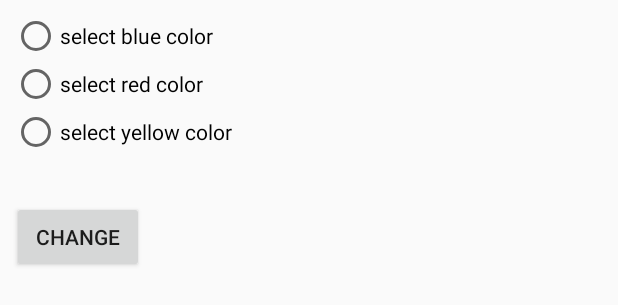
After one commit to AxmetES/conrtol_19.04.18_room_db, an Android app: the layout fragment_main_menu.xml on its own in the app's theme, with its tools: preview values and no code run, on a phone screen of 412 x 824 dp. The commit adds this screen. Shown: the top 305 px of the screen. Run offline under Robolectric (Android 15) with nearby library versions, the phone set to English and light mode, and no system bars.

Commit message:
fragment готов xml файл ! доделать логику ! https://www.youtube.com/watch?v=BMTNaPcPjdw

```diff
--- /dev/null
+++ b/app/src/main/res/layout/fragment_main_menu.xml
@@ -0,0 +1,46 @@
+<?xml version="1.0" encoding="utf-8"?>
+<RelativeLayout xmlns:android="http://schemas.android.com/apk/res/android"
+    xmlns:tools="http://schemas.android.com/tools"
+    android:layout_width="match_parent"
+    android:layout_height="match_parent"
+    tools:context=".Activitys.MainMenuFragment">
+
+    <!-- TODO: Update blank fragment layout -->
+  <LinearLayout android:orientation="vertical"
+      android:layout_height="match_parent"
+      android:layout_width="match_parent"
+      android:layout_margin="8dp">
+
+      <RadioGroup
+          android:layout_width="match_parent"
+          android:layout_height="wrap_content">
+
+            <RadioButton
+              android:id="@+id/main_radio_blue"
+              android:layout_width="wrap_content"
+              android:layout_height="wrap_content"
+                android:text="@string/blue"/>
+
+            <RadioButton
+              android:id="@+id/main_radio_red"
+              android:layout_width="wrap_content"
+              android:layout_height="wrap_content"
+                android:text="@string/red"/>
+
+            <RadioButton
+              android:id="@+id/main_radio_yellow"
+              android:layout_width="wrap_content"
+              android:layout_height="wrap_content"
+                android:text="@string/yellow"/>
+
+      </RadioGroup>
+
+      <Button
+          android:id="@+id/main_colorcahnge_btn"
+          android:layout_width="wrap_content"
+          android:layout_height="wrap_content"
+          android:text="change"
+          android:layout_marginTop="30dp"/>
+  </LinearLayout>
+
+</RelativeLayout>
--- a/app/src/main/res/values/strings.xml
+++ b/app/src/main/res/values/strings.xml
@@ -6,4 +6,7 @@
     <string name="hello_blank_fragment">Hello blank fragment</string>
     <string name="ToDoTitle">enter To Do List:</string>
     <string name="title_activity_second2">SecondActivity2</string>
+    <string name="blue">select blue color</string>
+    <string name="red">select red color</string>
+    <string name="yellow">select yellow color</string>
 </resources>
```
Also changed, not shown: app/src/main/java/com/appcontroll/appcontroll_lists_db/Activitys/MainActivity.java (+15 -3 lines), app/src/main/java/com/appcontroll/appcontroll_lists_db/Activitys/MainMenuFragment.java (added, +83 -0 lines), app/src/main/res/layout/activity_main.xml (+6 -1 lines).
